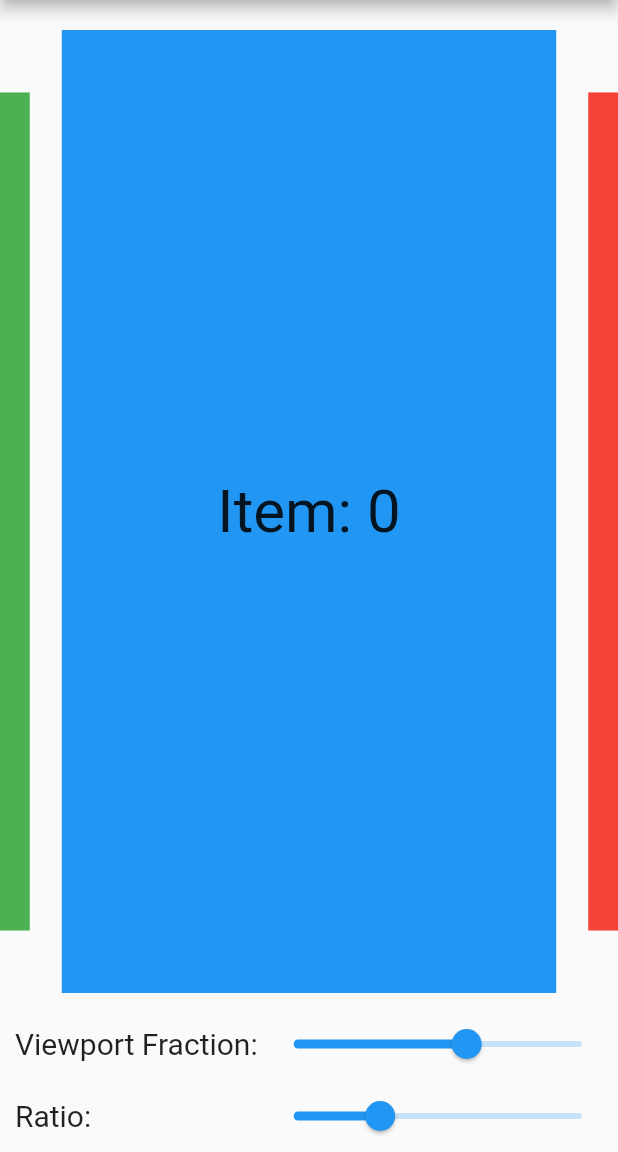
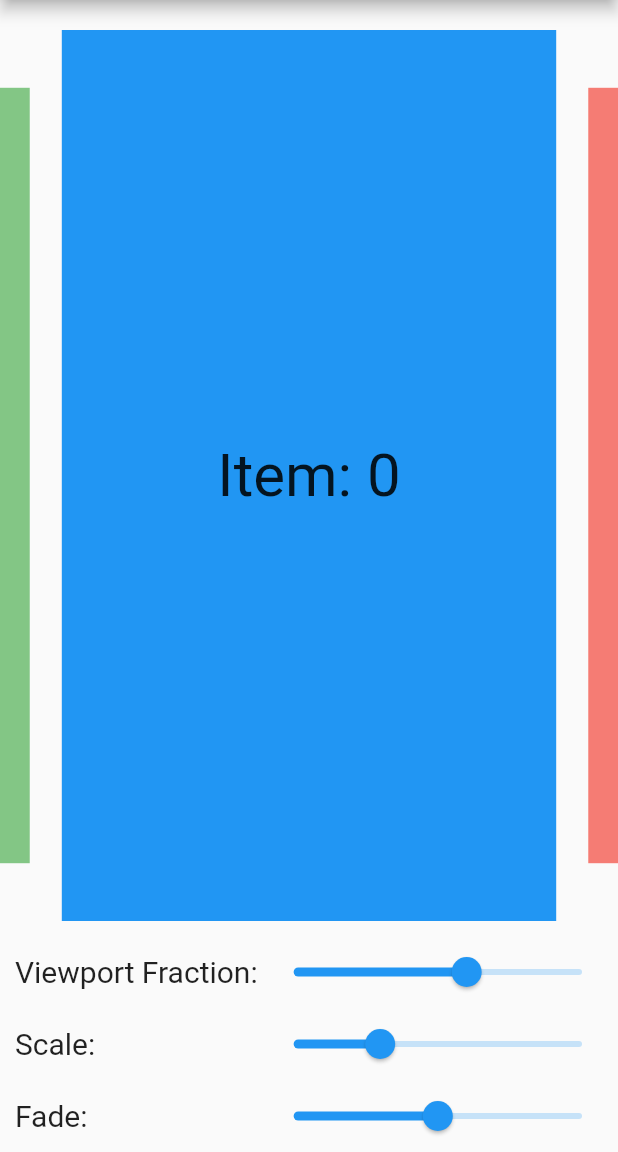
Before and after one commit to adbonnin/flutter_carousel, a Flutter app: the ScaleTransitionExample screen opened by its route, on a phone screen of 412 x 824 dp, the part 84-1236 px from its top. Run offline on Flutter 3.47's test engine with Material 2 defaults, Android fonts, the phone set to English and light mode, and no system bars.

Commit message:
:sparkles: Add fade effect to scale transition

```diff
--- a/example/lib/examples/scale_transition_example.dart
+++ b/example/lib/examples/scale_transition_example.dart
@@ -10,12 +10,12 @@ class ScaleTransitionExample extends StatefulWidget {
 
 class _ScaleTransitionExampleState extends State<ScaleTransitionExample> {
   double _viewportFraction = 0.8;
-  double _ratio = 0.3;
+  double _scale = 0.3;
+  double _fade = 0.5;
   final int itemCount = 20;
 
   @override
   Widget build(BuildContext context) {
-
     final carouselController = new CarouselController(
       viewportFraction: _viewportFraction,
       itemCount: itemCount,
@@ -29,7 +29,7 @@ class _ScaleTransitionExampleState extends State<ScaleTransitionExample> {
           controller: carouselController,
           itemBuilder: (context, index) => TextItem(index),
           itemCount: itemCount,
-          transitionBuilder: CarouselTransitions.scale(ratio: _ratio),
+          transitionBuilder: CarouselTransitions.scale(scale: _scale, fade: _fade),
         ),
       ),
       bottomNavigationBar: Padding(
@@ -55,14 +55,29 @@ class _ScaleTransitionExampleState extends State<ScaleTransitionExample> {
             ),
             TableRow(
               children: [
-                TableCell(child: Text("Ratio:", style: labelStyle)),
+                TableCell(child: Text("Scale:", style: labelStyle)),
                 TableCell(
                   child: Slider.adaptive(
                     min: 0,
                     max: 1,
-                    value: _ratio,
+                    value: _scale,
                     onChanged: (double value) {
-                      setState(() => _ratio = value);
+                      setState(() => _scale = value);
+                    },
+                  ),
+                ),
+              ],
+            ),
+            TableRow(
+              children: [
+                TableCell(child: Text("Fade:", style: labelStyle)),
+                TableCell(
+                  child: Slider.adaptive(
+                    min: 0,
+                    max: 1,
+                    value: _fade,
+                    onChanged: (double value) {
+                      setState(() => _fade = value);
                     },
                   ),
                 ),
--- a/lib/src/carousel_transition.dart
+++ b/lib/src/carousel_transition.dart
@@ -14,7 +14,8 @@ typedef CarouselTransitionBuilder = Widget Function(
 class CarouselTransitions {
 
   static CarouselTransitionBuilder scale({
-    double ratio = 0.3,
+    double scale = 0.3,
+    double fade = 0.5,
     Curve curve = Curves.easeOut,
   }) {
     return (
@@ -29,10 +30,14 @@ class CarouselTransitions {
         return child;
       }
 
-      final distortion = (1 - distance.abs() * ratio).clamp(0.0, 1.0);
-      return Transform.scale(
-        scale: curve.transform(distortion),
-        child: child,
+      final pageScale = (1 - distance.abs() * scale).clamp(0.0, 1.0);
+      final pageFade = (1 - distance.abs() * fade).clamp(0.0, 1.0);
+      return Opacity(
+        opacity: curve.transform(pageFade),
+        child: Transform.scale(
+          scale: curve.transform(pageScale),
+          child: child,
+        ),
       );
     };
   }
```
